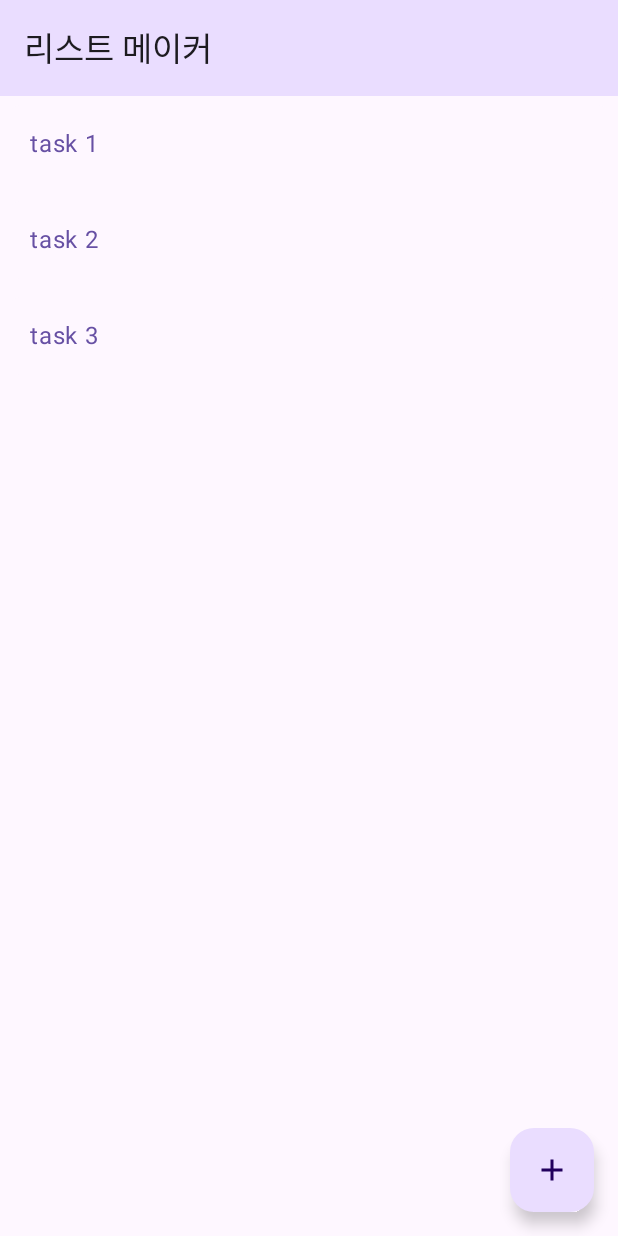
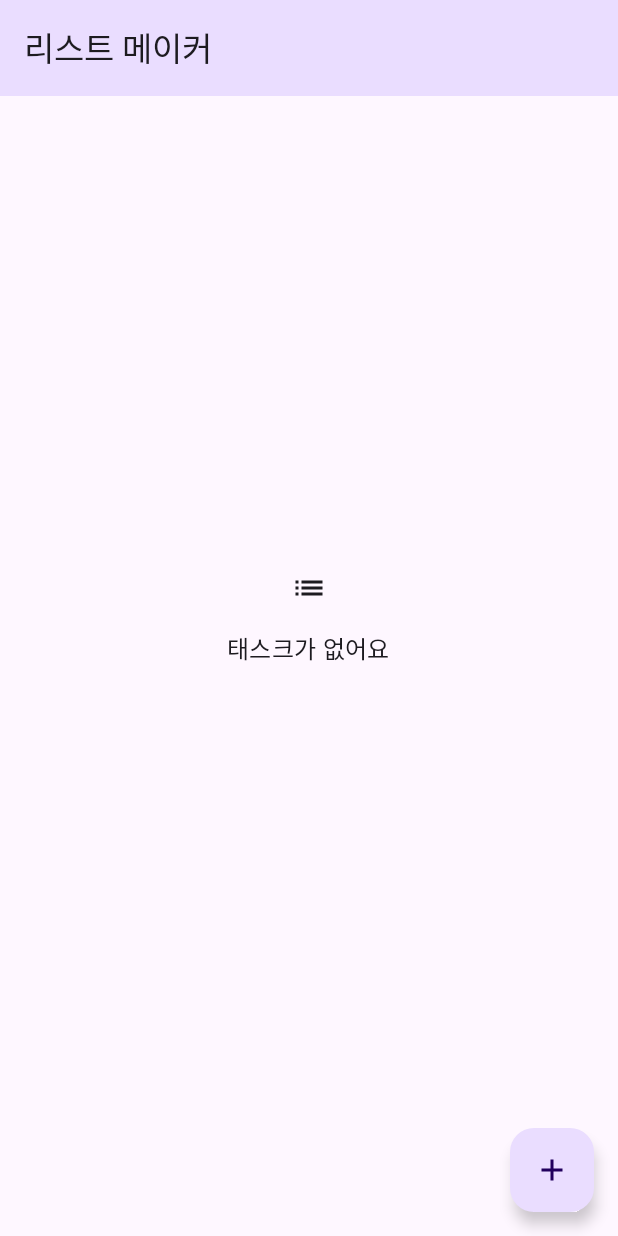
Before and after one commit to BumgeunSong/ListMaker, an Android app built with Jetpack Compose: the screen it shows after launch (MainActivity), on a phone screen of 412 x 824 dp. Run offline under Robolectric (Android 15) with nearby library versions, the phone set to English and light mode, and no system bars.

Commit message:
list가 비어있으면 emptyView가 나오도록

```diff
--- a/app/src/main/java/com/eddy/listmaker/MainActivity.kt
+++ b/app/src/main/java/com/eddy/listmaker/MainActivity.kt
@@ -19,11 +19,7 @@ class MainActivity : ComponentActivity() {
         super.onCreate(savedInstanceState)
         setContent {
             ListMakerTheme {
-                TaskListScreen(tasks = listOf(
-                    TaskList(name = "task 1"),
-                    TaskList(name = "task 2"),
-                    TaskList(name = "task 3")
-                ))
+                TaskListScreen(tasks = listOf())
             }
         }
     }
@@ -41,10 +37,6 @@ fun Greeting(name: String, modifier: Modifier = Modifier) {
 @Composable
 fun GreetingPreview() {
     ListMakerTheme {
-        TaskListScreen(tasks = listOf(
-            TaskList(name = "task 1"),
-            TaskList(name = "task 2"),
-            TaskList(name = "task 3")
-        ))
+        TaskListScreen(tasks = listOf())
     }
 }
--- a/app/src/main/java/com/eddy/listmaker/views/TaskListContent.kt
+++ b/app/src/main/java/com/eddy/listmaker/views/TaskListContent.kt
@@ -24,12 +24,18 @@ fun TaskListScreen(
             )
         },
         content = {
-            TaskListContent(
-                modifier = Modifier.padding(it).fillMaxSize(),
-                tasks = tasks,
-                onClick = { taskName ->
-                    println(taskName)
-                })
+            if (tasks.isEmpty()) {
+                EmptyView("태스크가 없어요")
+            } else {
+                TaskListContent(
+                    modifier = Modifier
+                        .padding(it)
+                        .fillMaxSize(),
+                    tasks = tasks,
+                    onClick = { taskName ->
+                        println(taskName)
+                    })
+            }
         },
         floatingActionButton = {
             ListMakerFloatingActionButton(
--- a/app/src/main/res/values/strings.xml
+++ b/app/src/main/res/values/strings.xml
@@ -6,4 +6,5 @@
     <string name="label_list_maker">리스트 메이커</string>
     <string name="name_of_list">어떤 리스트인가요?</string>
     <string name="task_hint">크로스핏 클래스 가기</string>
+    <string name="cd_list_icon">list icon</string>
 </resources>
```
